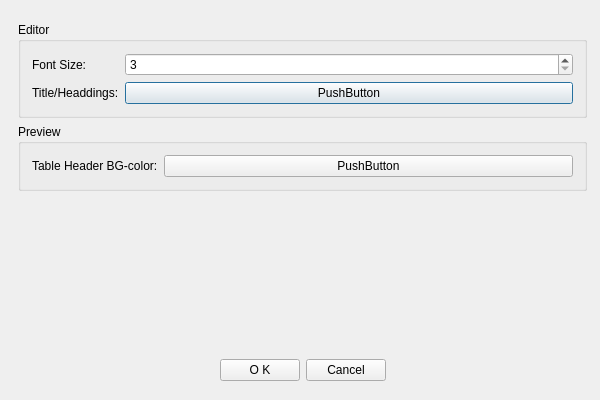
shigmas/viMarkdown, file viMarkdown/viMarkdown/SettingsDialog.ui: the form before one commit.
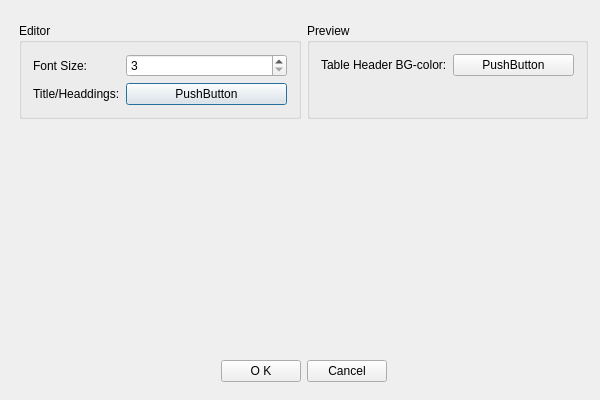
The form after the commit.

Commit message: 0583 ◎ C 02/03 02/03 01025│ToDo│設定ダイアログ：色ボタン押下→色選択ダイアログ表示

Patch:
```diff
--- a/viMarkdown/viMarkdown/SettingsDialog.ui
+++ b/viMarkdown/viMarkdown/SettingsDialog.ui
@@ -16,14 +16,16 @@
   <widget class="QWidget" name="">
    <property name="geometry">
     <rect>
-     <x>7</x>
-     <y>11</y>
+     <x>8</x>
+     <y>12</y>
      <width>591</width>
      <height>381</height>
     </rect>
    </property>
    <layout class="QVBoxLayout" name="verticalLayout">
     <item>
+     <layout class="QHBoxLayout" name="horizontalLayout_2">
+      <item>
      <widget class="QGroupBox" name="groupBox">
       <property name="title">
        <string>Editor</string>
@@ -89,6 +91,8 @@
       </layout>
      </widget>
     </item>
+     </layout>
+    </item>
     <item>
      <spacer name="verticalSpacer">
       <property name="orientation">
```
Left out of the diff: 5 changed lines with no effect on the pictures. Lines whose indentation alone changed are shown as unchanged. The commit also changes 4 other files.
